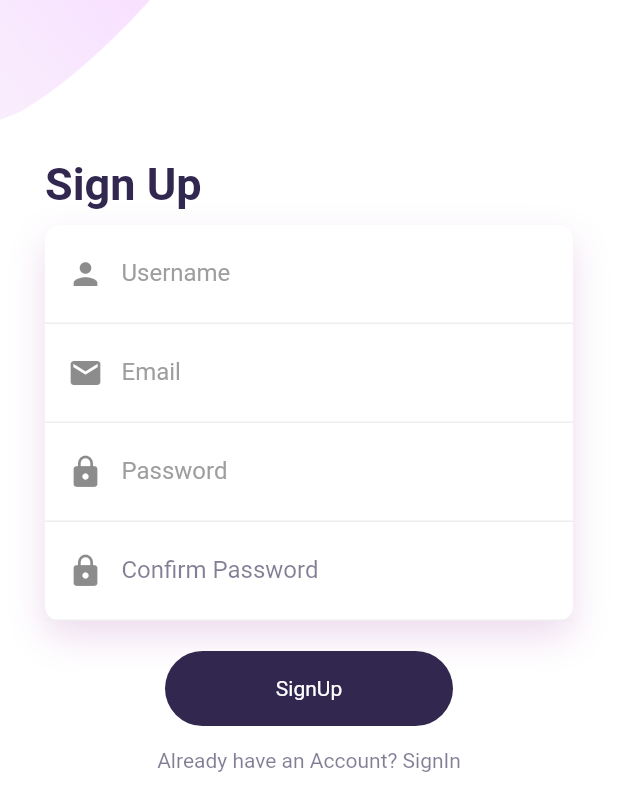
After one commit to Pabitapun23/Instant-Sewa, a Flutter app: the ForgotPassword screen opened directly, on a phone screen of 412 x 824 dp. The commit adds this screen. Shown: the top 811 px of the screen. Run offline on Flutter 3.47's test engine with Material 2 defaults, Android fonts, the phone set to English and light mode, and no system bars; our stand-ins replace carousel_slider, circular_profile_avatar, google_fonts; network calls fail.

```diff
--- a/lib/main.dart
+++ b/lib/main.dart
@@ -1,12 +1,14 @@
 import 'package:flutter/material.dart';
+//import 'package:instantsewa/ui/forgot_password.dart';
 //import 'package:instantsewa/ui/login_page.dart';
 //import 'package:instantsewa/ui/signup_page.dart';
 
 import 'ui/home_page.dart';
 
 void main() => runApp(new MaterialApp(
-  //home: LoginPage(),
-  //home: SignupPage(),
-  home: HomePage(),
-  debugShowCheckedModeBanner: false,
-));
+      //home: LoginPage(),
+      //home: SignupPage(),
+      home: HomePage(),
+      // home: ForgotPassword(),
+      debugShowCheckedModeBanner: false,
+    ));
--- /dev/null
+++ b/lib/model/profile_model.dart
@@ -0,0 +1,11 @@
+import 'package:flutter/material.dart';
+
+class Profile{        //model = database
+  String name;
+  String img;
+  String address;
+  String phone_number;
+  String email;
+
+  Profile({this.name, this.img, this.address, this.phone_number, this.email});         //{} optional
+}
--- /dev/null
+++ b/lib/ui/forgot_password.dart
@@ -0,0 +1,158 @@
+import 'package:flutter/material.dart';
+
+class ForgotPassword extends StatefulWidget {
+  //ForgotPassword({Key key}) : super(key: key);
+
+  @override
+  _ForgotPasswordState createState() => _ForgotPasswordState();
+}
+
+class _ForgotPasswordState extends State<ForgotPassword> {
+  @override
+  Widget build(BuildContext context) {
+    Size size = MediaQuery.of(context).size;
+    return Scaffold(
+      backgroundColor: Colors.white,
+      body: SafeArea(
+        child: ListView(
+          //crossAxisAlignment: CrossAxisAlignment.start,
+          children: <Widget>[
+            Container(
+              height: 100,
+              child: Stack(
+                children: <Widget>[
+                  Positioned(
+                    bottom: 20,
+                    left: 0,
+                    child: Image.asset(
+                      "images/main_top.png",
+                      width: size.width * 0.40,
+                    ),
+                  ),
+                ],
+              ),
+            ),
+            SizedBox(
+              height: 5,
+            ),
+            Padding(
+              padding: EdgeInsets.symmetric(horizontal: 30),
+              child: Column(
+                crossAxisAlignment: CrossAxisAlignment.start,
+                children: <Widget>[
+                  Text(
+                    "Sign Up",
+                    style: TextStyle(
+                        fontWeight: FontWeight.bold,
+                        color: Color.fromRGBO(49, 39, 79, 1),
+                        fontSize: 30),
+                  ),
+                  SizedBox(
+                    height: 10,
+                  ),
+                  Container(
+                    //padding: EdgeInsets.all(10),
+                    decoration: BoxDecoration(
+                        borderRadius: BorderRadius.circular(10),
+                        color: Colors.white,
+                        boxShadow: [
+                          BoxShadow(
+                            color: Color.fromRGBO(196, 135, 198, .3),
+                            blurRadius: 20,
+                            offset: Offset(0, 10),
+                          )
+                        ]),
+                    child: Column(
+                      children: <Widget>[
+                        Container(
+                            padding: EdgeInsets.all(3),
+                            decoration: BoxDecoration(
+                                border: Border(
+                                    bottom:
+                                        BorderSide(color: Colors.grey[200]))),
+                            child: TextField(
+                                decoration: InputDecoration(
+                                    border: InputBorder.none,
+                                    prefixIcon: Icon(Icons.person),
+                                    labelText: "Username",
+                                    labelStyle:
+                                        TextStyle(color: Colors.grey)))),
+                        Container(
+                          padding: EdgeInsets.all(3),
+                          decoration: BoxDecoration(
+                              border: Border(
+                                  bottom: BorderSide(color: Colors.grey[200]))),
+                          child: TextField(
+                              decoration: InputDecoration(
+                                  border: InputBorder.none,
+                                  prefixIcon: Icon(Icons.email),
+                                  labelText: "Email",
+                                  labelStyle: TextStyle(color: Colors.grey))),
+                        ),
+                        Container(
+                          padding: EdgeInsets.all(3),
+                          decoration: BoxDecoration(
+                              border: Border(
+                                  bottom: BorderSide(color: Colors.grey[200]))),
+                          child: TextField(
+                            obscureText: true,
+                            decoration: InputDecoration(
+                                border: InputBorder.none,
+                                prefixIcon: Icon(Icons.lock),
+                                labelText: "Password",
+                                labelStyle: TextStyle(color: Colors.grey)),
+                          ),
+                        ),
+                        Container(
+                          padding: EdgeInsets.all(3),
+                          decoration: BoxDecoration(
+                              border: Border(
+                                  bottom: BorderSide(color: Colors.grey[200]))),
+                          child: TextField(
+                            obscureText: true,
+                            decoration: InputDecoration(
+                                border: InputBorder.none,
+                                prefixIcon: Icon(Icons.lock),
+                                labelText: "Confirm Password",
+                                labelStyle: TextStyle(
+                                    color: Color.fromRGBO(49, 39, 79, .6))),
+                          ),
+                        )
+                      ],
+                    ),
+                  ),
+                  SizedBox(
+                    height: 20,
+                  ),
+                  Container(
+                    height: 50,
+                    margin: EdgeInsets.symmetric(horizontal: 80),
+                    decoration: BoxDecoration(
+                      borderRadius: BorderRadius.circular(40),
+                      color: Color.fromRGBO(49, 39, 79, 1),
+                    ),
+                    child: Center(
+                      child: Text(
+                        "SignUp",
+                        style: TextStyle(color: Colors.white),
+                      ),
+                    ),
+                  ),
+                  SizedBox(
+                    height: 15,
+                  ),
+                  Center(
+                    child: Text(
+                      "Already have an Account? SignIn",
+                      style: TextStyle(color: Color.fromRGBO(49, 39, 79, .6)),
+                    ),
+                  )
+                ],
+              ),
+            )
+          ],
+        ),
+      ),
+    );
+  }
+}
--- a/lib/ui/home_page.dart
+++ b/lib/ui/home_page.dart
@@ -2,7 +2,7 @@ import 'package:flutter/material.dart';
 import 'package:instantsewa/ui/home_list.dart';
 import 'package:instantsewa/ui/login_page.dart';
 import 'package:instantsewa/ui/profile_page.dart';
-import 'package:instantsewa/ui/signup_page.dart';
+//import 'package:instantsewa/ui/signup_page.dart';
 import 'package:instantsewa/util/hexcode.dart';
 import 'package:instantsewa/ui/profile_page.dart';
 
```
